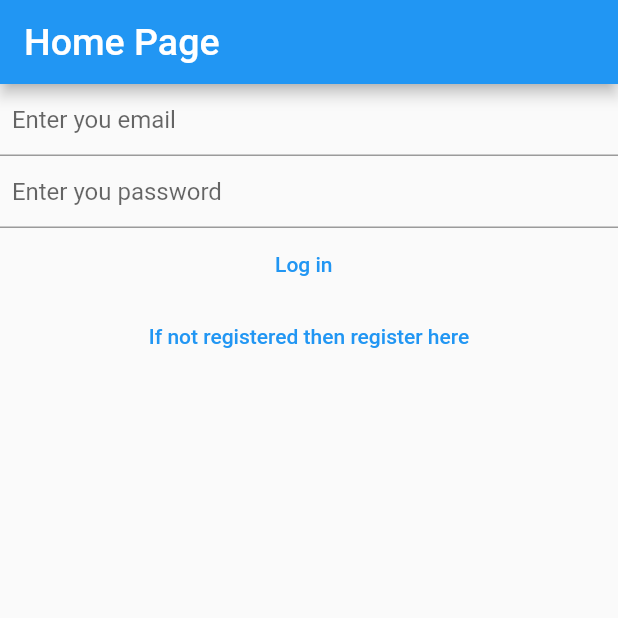
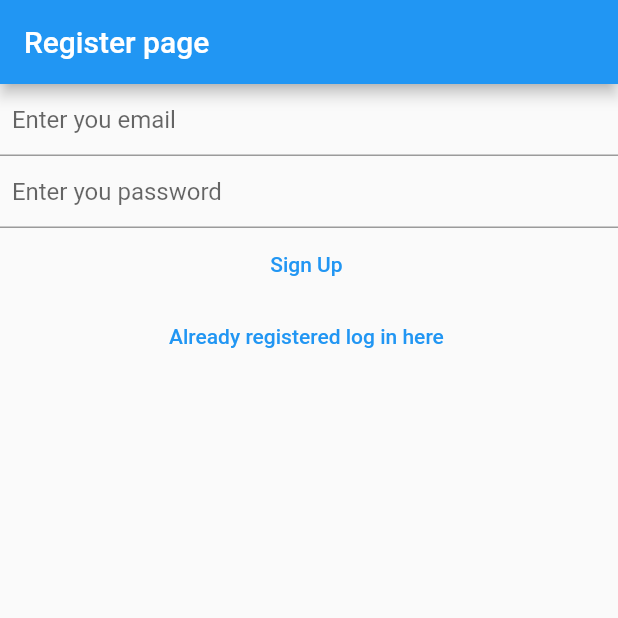
Before and after one commit to jatinthakur9/mynotes, a Flutter app: the screen it shows after launch, after a tap on "If not registered then register here", on a phone screen of 412 x 824 dp, the top half of it. Run offline on Flutter 3.47's test engine with Material 2 defaults, Android fonts, the phone set to English and light mode, and no system bars; our stand-ins replace firebase_auth, firebase_core; accounts and stored records are empty.

Commit message:
chapter 17

```diff
--- a/lib/Views/loginviews.dart
+++ b/lib/Views/loginviews.dart
@@ -1,7 +1,7 @@
 import 'package:firebase_auth/firebase_auth.dart';
-import 'package:firebase_core/firebase_core.dart';
+
 import 'package:flutter/material.dart';
-import 'package:mynotes/firebase_options.dart';
+
 
 class LoginView extends StatefulWidget {
   const LoginView({super.key});
@@ -30,7 +30,11 @@ class _LoginViewState extends State<LoginView> {
 
   @override
   Widget build(BuildContext context) {
-    return Column(
+    return Scaffold(
+      appBar: AppBar(
+        title:const  Text("Login Page "),
+      ),
+      body : Column(
         children: [
           TextField(
             controller: _email,
@@ -60,19 +64,20 @@ class _LoginViewState extends State<LoginView> {
                     print("User not found ");
                   } else if (e.code == 'wrong-password') {
                     print("Wrong password");
-                }
-                 else {
+                  } else {
                     print(e.code);
                   }
                 }
               },
               child: const Text('Log in  ')),
-            TextButton(onPressed: () {
-
+          TextButton(
+              onPressed: () {
+                Navigator.of(context)
+                    .pushNamedAndRemoveUntil("/register/", (route) => false);
               },
-
-            child:const  Text("If not registered then register here"))
+              child: const Text("If not registered then register here"))
         ],
+      ),
     );
   }
 }
--- a/lib/Views/regsiterview.dart
+++ b/lib/Views/regsiterview.dart
@@ -1,10 +1,6 @@
-
 import 'package:firebase_auth/firebase_auth.dart';
-import 'package:firebase_core/firebase_core.dart';
 
 import 'package:flutter/material.dart';
-
-import '../firebase_options.dart';
 
 class RegisterView extends StatefulWidget {
   const RegisterView({super.key});
@@ -33,15 +29,18 @@ class _RegisterViewState extends State<RegisterView> {
 
   @override
   Widget build(BuildContext context) {
-   return Column(
+    return Scaffold(
+      appBar: AppBar(
+        title: const Text("Register page "),
+      ),
+      body: Column(
         children: [
           TextField(
             controller: _email,
             enableSuggestions: false,
             autocorrect: false,
             keyboardType: TextInputType.emailAddress,
-                decoration:
-                    const InputDecoration(hintText: "  Enter you email "),
+            decoration: const InputDecoration(hintText: "  Enter you email "),
           ),
           TextField(
             controller: _password,
@@ -59,7 +58,14 @@ class _RegisterViewState extends State<RegisterView> {
                     email: email, password: password);
               },
               child: const Text('Sign Up ')),
+          TextButton(
+              onPressed: () {
+                Navigator.of(context)
+                    .pushNamedAndRemoveUntil("/login/", (route) => false);
+              },
+              child: Text("Already registered log in here "))
         ],
+      ),
     );
   }
 }
--- a/lib/main.dart
+++ b/lib/main.dart
@@ -1,11 +1,10 @@
-import 'dart:js';
-
 import 'package:firebase_auth/firebase_auth.dart';
 import 'package:firebase_core/firebase_core.dart';
 import 'package:flutter/material.dart';
 
 import 'package:mynotes/Views/loginviews.dart';
 import 'package:mynotes/Views/regsiterview.dart';
+import 'package:mynotes/Views/verifyemail.dart';
 
 import 'firebase_options.dart';
 
@@ -19,8 +18,8 @@ void main() {
       ),
       home: const HomePage(),
       routes: {
-        "/login/":(context) => const LoginView(),
-        "/register/":(context) =>const  RegisterView()
+        "/login/": (context) => const LoginView(),
+        "/register/": (context) => const RegisterView()
       },
     ),
   );
@@ -30,55 +29,27 @@ class HomePage extends StatelessWidget {
   const HomePage({super.key});
   @override
   Widget build(BuildContext context) {
-    return Scaffold(
-      appBar: AppBar(
-        title: const Text(
-          "Home Page ",
-          style: TextStyle(fontSize: 25),
-        ),
-      ),
-      body: FutureBuilder(
+    return FutureBuilder(
       future: Firebase.initializeApp(
           options: DefaultFirebaseOptions.currentPlatform),
       builder: (context, snapshot) {
         switch (snapshot.connectionState) {
           case ConnectionState.done:
-              /*  final user = FirebaseAuth.instance.currentUser;
-              if (user?.emailVerified ?? false) {
-                return const Text('Done ');
+            final user = FirebaseAuth.instance.currentUser;
+            if (user != null) {
+              if (user.emailVerified) {
+                print("Email is verified");
               } else {
-                return const  VerifyEmailView();
-              }*/
+                return const VerifyEmailView();
+              }
+            } else {
               return const LoginView();
+            }
+            return const Text("Hello");
           default:
-              return const Text("Loading ");
+            return const CircularProgressIndicator();
         }
       },
-      ),
     );
   }
 }
-
-class VerifyEmailView extends StatefulWidget {
-  const VerifyEmailView({super.key});
-
-  @override
-  State<VerifyEmailView> createState() => _VerifyEmailViewState();
-}
-
-class _VerifyEmailViewState extends State<VerifyEmailView> {
-  @override
-  Widget build(BuildContext context) {
-    return Column(
-      children: [
-        const Text("Please verify your email address"),
-        TextButton(
-            onPressed: () async {
-              final user = FirebaseAuth.instance.currentUser;
-              await user?.sendEmailVerification();
-            },
-            child: const Text("Send verification link "))
-      ],
-    );
-  }
-}
```
Also changed, not shown: lib/Views/verifyemail.dart (added, +32 -0 lines). Lines whose indentation alone changed are shown as unchanged.
